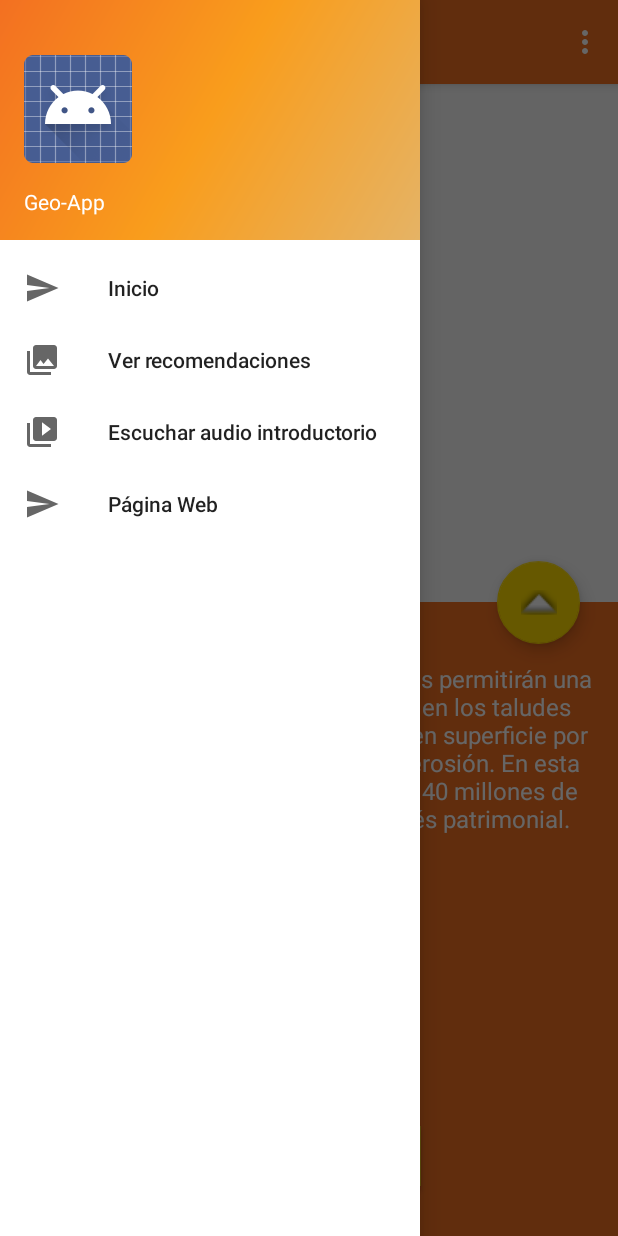
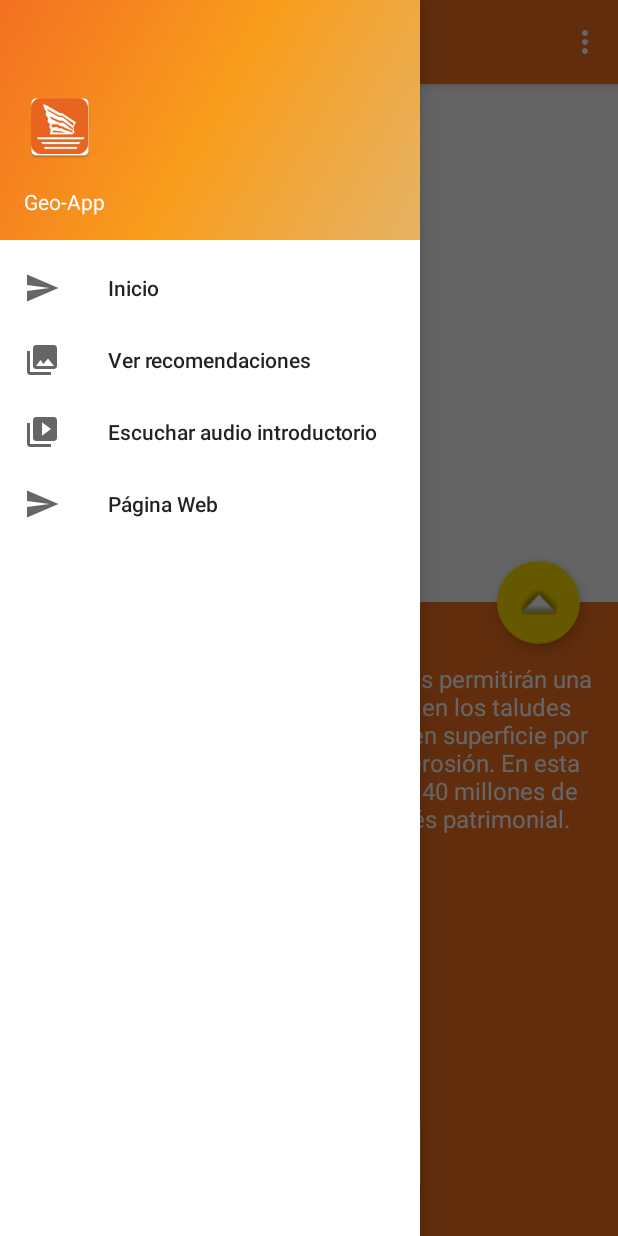
Before and after one commit to GrupoFOFI/Geo-App, an Android app: the screen it shows after launch (MainActivity), with the side drawer open, on a phone screen of 412 x 824 dp. Run offline under Robolectric (Android 15) with nearby library versions, the phone set to English and light mode, and no system bars; libraries missing offline, so code that uses them is left out: com.synnapps.carouselview; plain views replace CarouselView; 3 statements that could not run were skipped.

Commit message:
Added app icon.

```diff
--- a/app/src/main/res/layout/nav_header_main.xml
+++ b/app/src/main/res/layout/nav_header_main.xml
@@ -17,7 +17,7 @@
         android:layout_width="wrap_content"
         android:layout_height="wrap_content"
         android:paddingTop="@dimen/nav_header_vertical_spacing"
-        app:srcCompat="@android:drawable/sym_def_app_icon" />
+        app:srcCompat="@drawable/ic_launcher" />
 
     <TextView
         android:layout_width="match_parent"
```
Also changed, not shown: app/src/main/res/drawable-hdpi/ic_launcher.png (added), app/src/main/res/drawable-mdpi/ic_launcher.png (added), app/src/main/res/drawable-xhdpi/ic_launcher.png (added), app/src/main/res/drawable-xxhdpi/ic_launcher.png (added), app/src/main/res/drawable-xxxhdpi/ic_launcher.png (added).
